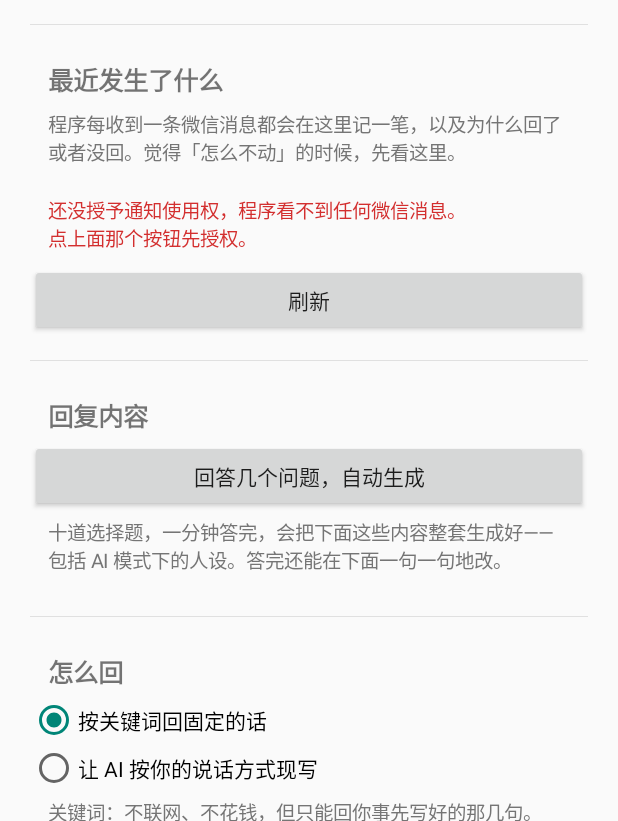
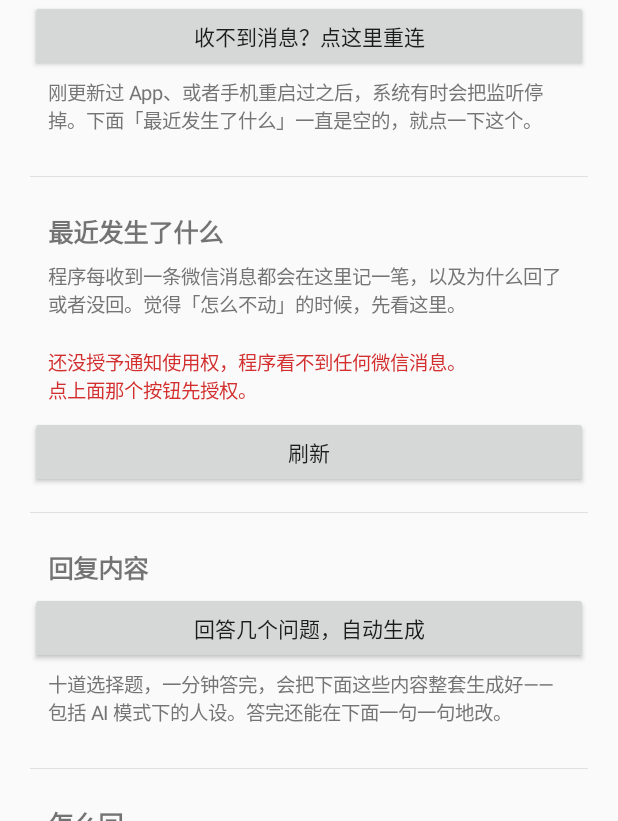
Before and after one commit to taotao-river/-, an Android app: the MainActivity screen opened directly, with no data from a screen before it, after a tap on "授予通知使用权（必须）", on a phone screen of 412 x 824 dp, the part 415-1236 px from its top. Run offline under Robolectric (Android 15) with nearby library versions, the phone set to English and light mode, and no system bars.

Commit message:
加「重连通知服务」按钮：覆盖安装后监听不会自动恢复
真机反馈：运行记录完全空白，连「已连接上通知」那条都没有。
说明监听服务根本没绑上，而不是绑上了但每条都判断为不回。

最常见的原因是覆盖安装 APK（或手机重启）之后，系统不会自动把已经
授权的监听服务重新拉起来。表现是「权限明明开着，但一条消息都收不到」，
而且没有任何提示——用户只能看到 App 毫无反应，也无从下手。

官方补救接口是 NotificationListenerService.requestRebind，
做成一个按钮，省得让用户去系统设置里手动把开关关了再打开。
没授权时点它会明确说「先去授权」，而不是静默无事发生。

Co-Authored-By: Claude Opus 5 <noreply@anthropic.com>
Claude-Session: https://claude.ai/code/session_01NNFP8EV9Nzv5bkHiZW3DQx

```diff
--- a/android/app/src/main/java/com/wxauto/reply/MainActivity.kt
+++ b/android/app/src/main/java/com/wxauto/reply/MainActivity.kt
@@ -168,6 +168,18 @@ class MainActivity : Activity() {
         })
 
         root.addView(hint("在打开的页面里找到「微信自动回复」并打开。不给这个权限，程序看不到微信消息。"))
+
+        // 覆盖安装之后，系统经常把已经授权的通知监听服务停掉不再重连，
+        // 表现就是「权限明明开着，但一条消息都收不到」。
+        // 官方给的补救办法就是 requestRebind，不用让用户去手动关了再开。
+        root.addView(Button(this).apply {
+            text = "收不到消息？点这里重连"
+            setOnClickListener { requestListenerRebind() }
+        })
+        root.addView(hint(
+            "刚更新过 App、或者手机重启过之后，系统有时会把监听停掉。" +
+                "下面「最近发生了什么」一直是空的，就点一下这个。"
+        ))
 
         root.addView(divider())
 
@@ -809,6 +821,29 @@ class MainActivity : Activity() {
     }
 
 
+
+    /**
+     * 请求系统重新绑定通知监听服务。
+     *
+     * 覆盖安装 APK、或者手机重启之后，系统经常不会自动把已经授权的
+     * 监听服务重新拉起来。表现是「权限明明是开着的，但一条消息都收不到」，
+     * 而且完全没有任何提示——用户只能看到 App 毫无反应。
+     *
+     * requestRebind 是官方给的补救接口，省得让用户去系统设置里
+     * 手动把开关关掉再打开。
+     */
+    private fun requestListenerRebind() {
+        if (!isNotificationAccessGranted()) {
+            Toast.makeText(this, "还没授予通知使用权，先点上面那个按钮", Toast.LENGTH_LONG).show()
+            return
+        }
+        android.service.notification.NotificationListenerService.requestRebind(
+            android.content.ComponentName(this, WeChatNotificationService::class.java)
+        )
+        Toast.makeText(this, "已请求重连，等几秒再看下面的记录", Toast.LENGTH_LONG).show()
+        eventsView.postDelayed({ refreshEvents() }, 3000)
+    }
+
     /**
      * 把运行记录显示出来。
      *
```
